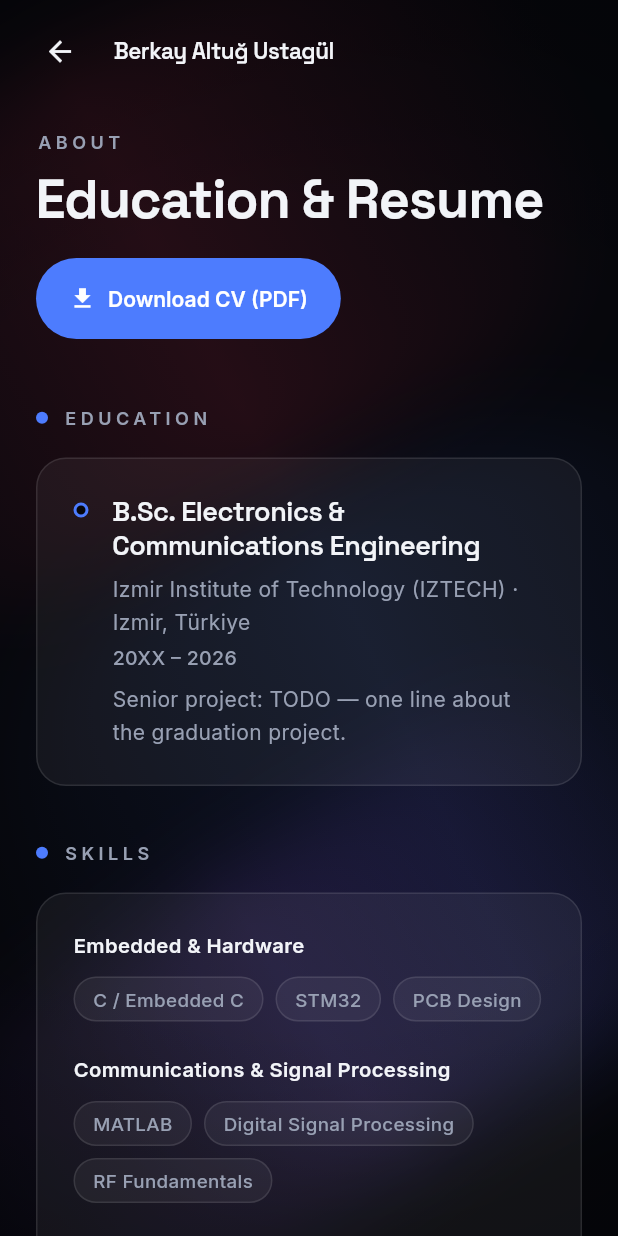
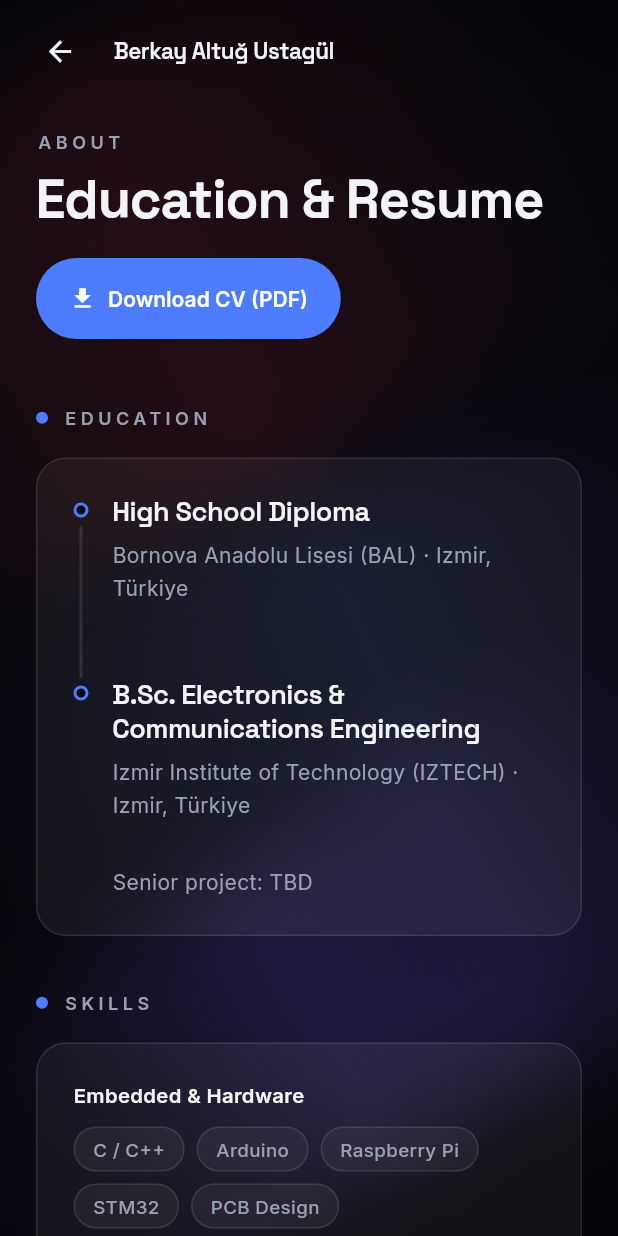
Before and after one commit to bkaltug/bkaltug.github.io, a Flutter app: the ResumePage screen opened by its route, on a phone screen of 412 x 824 dp. Run offline on Flutter 3.47's test engine with Material 3 defaults, Android fonts, the phone set to English and light mode, and no system bars; our stand-ins replace font_awesome_flutter, go_router, google_fonts.

Commit message:
Fill ins

```diff
--- a/lib/data/profile_data.dart
+++ b/lib/data/profile_data.dart
@@ -29,8 +29,6 @@ const Profile profile = Profile(
   tagline: 'Embedded Systems • FPGA • Satellite Communications • AI • Flutter',
   location: 'İzmir, Türkiye',
   githubUrl: 'https://github.com/bkaltug',
-  // TODO(berkay): add your LinkedIn URL, e.g. 'https://www.linkedin.com/in/<handle>'.
-  linkedinUrl: null,
-  // TODO(berkay): add your contact email, e.g. 'name@example.com'.
-  email: null,
+  linkedinUrl: 'www.linkedin.com/in/bkaltug',
+  email: 'berkay.ustagul@gmail.com',
 );
--- a/lib/data/resume_data.dart
+++ b/lib/data/resume_data.dart
@@ -3,7 +3,9 @@ class EducationEntry {
   final String degree;
   final String school;
   final String location;
-  final String period;
+
+
+  final String? period;
 
   /// Optional, e.g. 'GPA 3.4 / 4.0'. Hidden while null.
   final String? gpa;
@@ -15,7 +17,7 @@ class EducationEntry {
     required this.degree,
     required this.school,
     required this.location,
-    required this.period,
+    this.period,
     this.gpa,
     this.projectLine,
   });
@@ -43,35 +45,35 @@ class ExperienceEntry {
 }
 
 const List<EducationEntry> education = [
+    EducationEntry(
+    degree: 'High School Diploma',
+    school: 'Bornova Anadolu Lisesi (BAL)',
+    location: 'Izmir, Türkiye',
+    gpa: null,
+  ),
   EducationEntry(
     degree: 'B.Sc. Electronics & Communications Engineering',
     school: 'Izmir Institute of Technology (IZTECH)',
     location: 'Izmir, Türkiye',
-    // TODO(berkay): fill in the real start/end years.
-    period: '20XX – 2026',
-    // TODO(berkay): add GPA if you want it shown, e.g. 'GPA 3.4 / 4.0'. Optional.
     gpa: null,
-    // TODO(berkay): one line about your senior/graduation project.
-    projectLine: 'Senior project: TODO — one line about the graduation project.',
+    projectLine: 'Senior project: TBD',
   ),
 ];
 
 const List<SkillGroup> skillGroups = [
-  // TODO(berkay): confirm or replace these seeded chips — unverified skills
-  // must not ship as fact.
   SkillGroup(
     label: 'Embedded & Hardware',
-    skills: ['C / Embedded C', 'STM32', 'PCB Design'],
+    skills: ['C / C++', 'Arduino', "Raspberry Pi", 'STM32', 'PCB Design'],
   ),
-  // TODO(berkay): confirm or replace these seeded chips.
+
   SkillGroup(
     label: 'Communications & Signal Processing',
-    skills: ['MATLAB', 'Digital Signal Processing', 'RF Fundamentals'],
+    skills: ['MATLAB', 'Quartus', 'Digital Signal Processing', 'Satellite Communications'],
   ),
-  // TODO(berkay): confirm or replace these seeded chips.
+
   SkillGroup(
     label: 'AI & Machine Learning',
-    skills: ['PyTorch', 'scikit-learn', 'Computer Vision'],
+    skills: ['PyTorch', 'scikit-learn', 'Computer Vision', 'Natural Language Processing', 'Deep Learning', 'Neural Networks', 'Data Analysis', 'Data Visualization', 'TensorFlow', 'Keras', 'OpenCV', 'Pandas', 'NumPy', 'Matplotlib'],
   ),
   SkillGroup(
     label: 'Software & Tools',
@@ -79,19 +81,20 @@ const List<SkillGroup> skillGroups = [
   ),
   SkillGroup(
     label: 'Languages',
-    skills: ['Turkish — Native', 'English — C1', 'Italian — B1'],
+    skills: ['Turkish - Native', 'English - C1', 'Italian - B1'],
   ),
 ];
 
 const List<ExperienceEntry> experience = [
   // TODO(berkay): replace this placeholder with a real experience entry.
   ExperienceEntry(
-    role: 'Role title — TODO',
-    organization: 'Organization — TODO',
-    period: 'Dates — TODO',
+    role: 'Mobile App Developer Intern',
+    organization: 'RoofStacks',
+    period: 'Aug 2023 - Sep 2023',
     bullets: [
-      'TODO(berkay): what you did and the impact it had.',
-      'TODO(berkay): a second highlight worth a recruiter\'s time.',
+      'Successfully completed my internship in RoofStacks as a Mobile Application Developer Intern',
+      'Mainly worked with Kotlin',
+      'Got into Android Development, Kotlin Coroutines, Android Jetpack Compose and had the time to apply and practice all of these technologies'
     ],
   ),
   // TODO(berkay): replace this placeholder with a real experience entry.
@@ -104,4 +107,14 @@ const List<ExperienceEntry> experience = [
       'TODO(berkay): a second highlight worth a recruiter\'s time.',
     ],
   ),
+    // TODO(berkay): replace this placeholder with a real experience entry.
+  ExperienceEntry(
+    role: 'Role title — TODO',
+    organization: 'Organization — TODO',
+    period: 'Dates — TODO',
+    bullets: [
+      'TODO(berkay): what you did and the impact it had.',
+      'TODO(berkay): a second highlight worth a recruiter\'s time.',
+    ],
+  ),
 ];
--- a/lib/pages/resume_page.dart
+++ b/lib/pages/resume_page.dart
@@ -227,7 +227,7 @@ class _EducationContent extends StatelessWidget {
         const SizedBox(height: 6),
         Text('${entry.school} · ${entry.location}', style: AppType.body(size: 14)),
         const SizedBox(height: 4),
-        Text(entry.period, style: AppType.chip(size: 13)),
+        Text(entry.period ?? '', style: AppType.chip(size: 13)),
         if (gpa != null) ...[
           const SizedBox(height: 8),
           Text(gpa, style: AppType.body(size: 14)),
```
Also changed, not shown: assets/images/profile.jpg (added), 1 other file.
